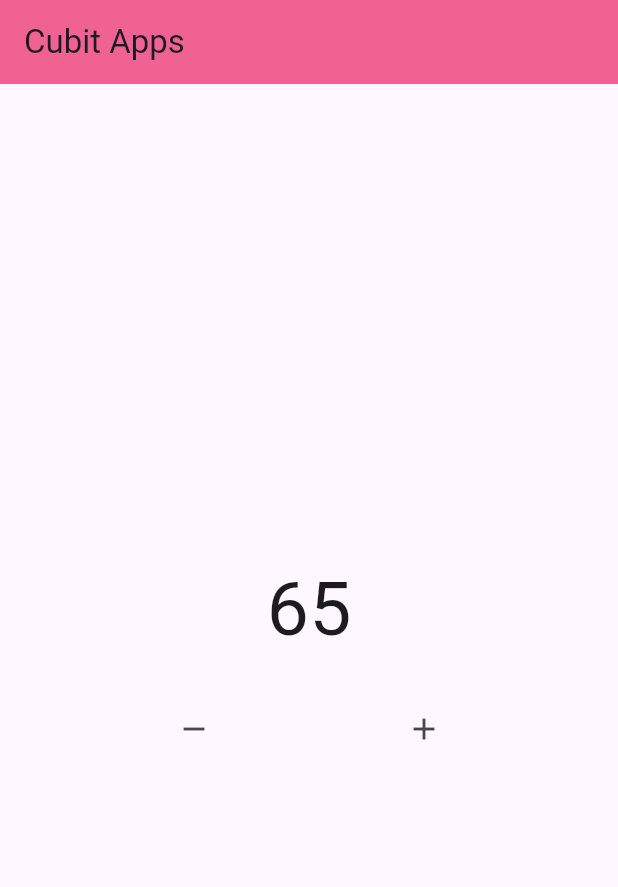
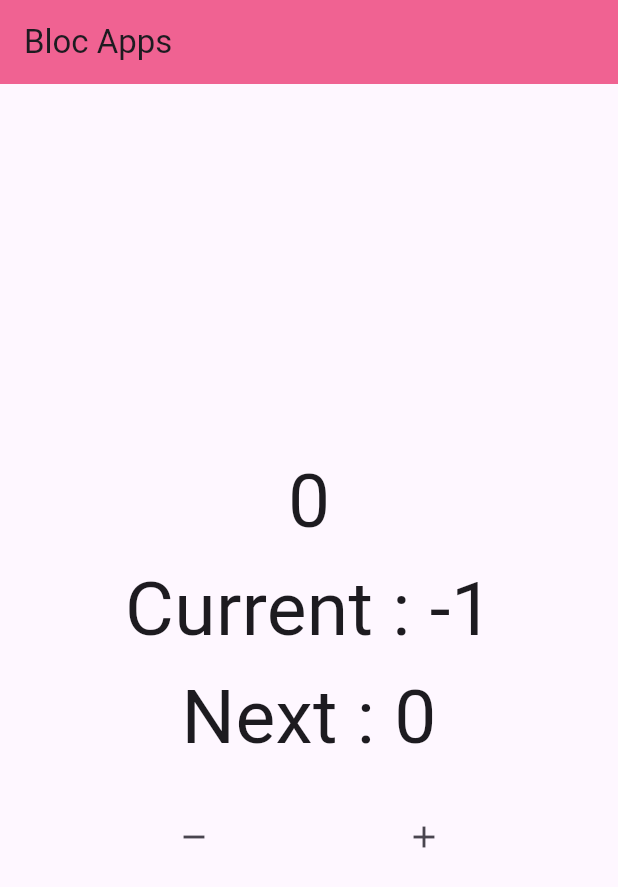
Before and after one commit to br0farhan/Bloc-Flutter, a Flutter app: the screen it shows after launch, after a tap on the "remove" icon, after a tap on the "add" icon, on a phone screen of 412 x 824 dp. Shown: the top 887 px of the screen. Run offline on Flutter 3.47's test engine with Material 3 defaults, Android fonts, the phone set to English and light mode, and no system bars; our stand-ins replace bloc.

Commit message:
update observer

```diff
--- a/lib/main.dart
+++ b/lib/main.dart
@@ -17,11 +17,30 @@ class MyApp extends StatelessWidget {
 }
 
 class CounterCubit extends Cubit<int> {
-  CounterCubit({this.initialData = 65}) : super(initialData);
+  CounterCubit({this.initialData = 0}) : super(initialData);
 
   int initialData = 0;
-  void increment() => emit(state + 1);
-  void decrement() => emit(state - 1);
+  int? current;
+  int? next;
+
+  void increment() {
+    emit(state + 1);
+  }
+
+  void decrement() {
+    emit(state - 1);
+  }
+  // Observer
+  // Memantau Perubahan (onChange)
+  // error (onError)
+
+  @override
+  void onChange(Change<int>  change){
+    super.onChange(change);
+    current = change.currentState;
+    next = change.nextState;
+    print(change);
+  }
 }
 
 class HomePage extends StatelessWidget {
@@ -34,7 +53,7 @@ class HomePage extends StatelessWidget {
     return Scaffold(
       appBar: AppBar(
         backgroundColor: Colors.pink[300],
-        title:const Text("Cubit Apps"),
+        title: const Text("Bloc Apps"),
       ),
       body: Column(
         mainAxisAlignment: MainAxisAlignment.center,
@@ -44,9 +63,21 @@ class HomePage extends StatelessWidget {
               initialData: myCounter.initialData,
               builder: (context, snapshot) {
                 return Center(
-                  child: Text(
-                    "${snapshot.data}",
-                    style: const TextStyle(fontSize: 50),
+                  child: Column(
+                    children: [
+                      Text(
+                        "${snapshot.data}",
+                        style: const TextStyle(fontSize: 50),
+                      ),
+                      Text(
+                        "Current : ${myCounter.current}",
+                        style: const TextStyle(fontSize: 50),
+                      ),
+                      Text(
+                        "Next : ${myCounter.next}",
+                        style: const TextStyle(fontSize: 50),
+                      ),
+                    ],
                   ),
                 );
               }),
```
